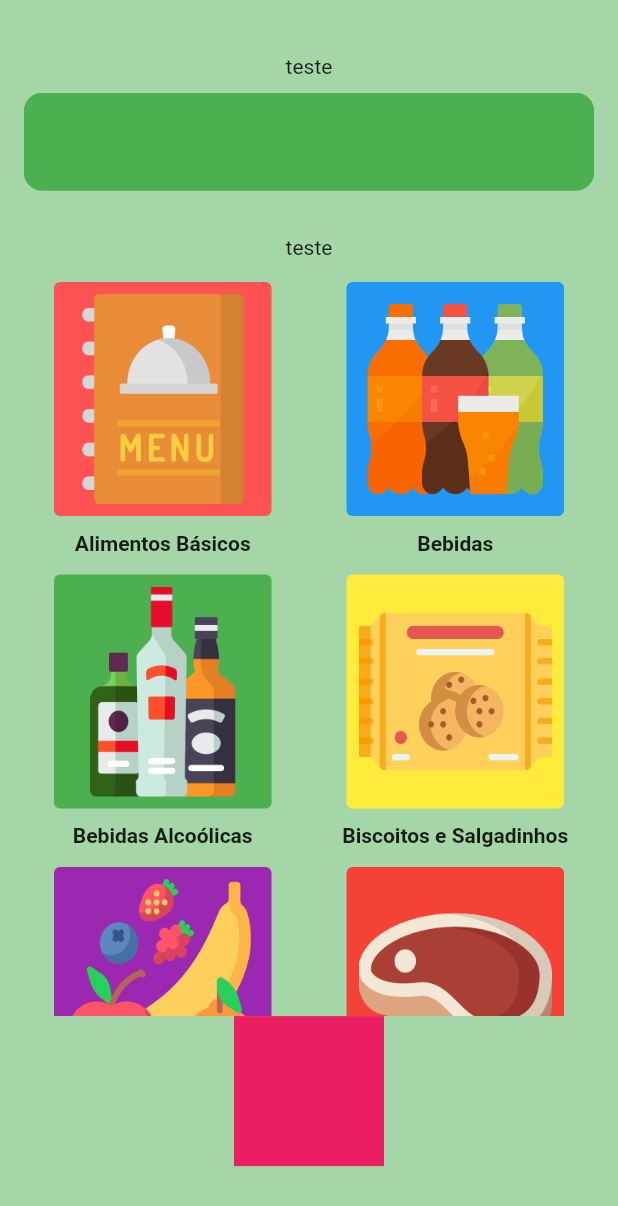
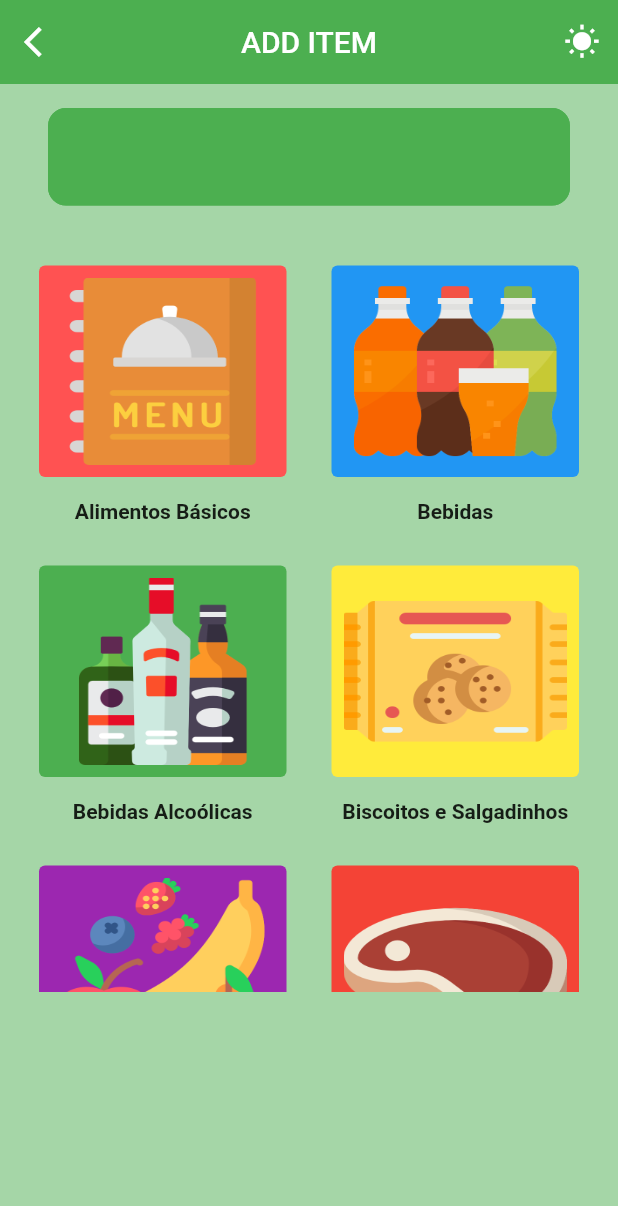
Before and after one commit to Emanuel-DSC/QuickGrid, a Flutter app: the FinalListPage screen opened by its route, after a tap on the "add" icon, on a phone screen of 412 x 824 dp. Shown: the top 1206 px of the screen. Run offline on Flutter 3.47's test engine with Material 2 defaults, Android fonts, the light colour scheme and no system bars; our stand-ins replace get_storage, google_fonts, shared_preferences, swipe_to; accounts and stored records are empty.

Commit message:
UI - APP Bar

```diff
--- a/lib/lists.dart
+++ b/lib/constants/lists.dart
@@ -1,6 +1,7 @@
 import 'package:flutter/material.dart';
 
-import 'models/category_item_model.dart';
+import '../models/category_item_model.dart';
+
 
 List<CategoryItem> listaAlimentosBasicos = [];
 List<CategoryItem> listaBebidas = [];
--- a/lib/constants/padding.dart
+++ b/lib/constants/padding.dart
@@ -1,3 +1,4 @@
+double kpadding5 = 5;
 double kpadding10 = 10;
 double kpadding20 = 20;
 double kpadding30 = 30;
--- a/lib/database/database.dart
+++ b/lib/database/database.dart
@@ -1,6 +1,6 @@
 import 'package:get_storage/get_storage.dart';
 
-import '../lists.dart';
+import '../constants/lists.dart';
 import '../models/category_item_model.dart';
 
 class DataBase {
--- a/lib/models/categories_model.dart
+++ b/lib/models/categories_model.dart
@@ -1,7 +1,6 @@
 // category_provider.dart
 import 'package:flutter/material.dart';
-import 'package:lista_mercado/lists.dart';
-import 'package:lista_mercado/pages/final_list_page.dart';
+import '../constants/lists.dart';
 import '../database/database.dart';
 import '../pages/category_page.dart';
 import '../widgets/my_alert_dialog.dart';
--- a/lib/models/category_item_model.dart
+++ b/lib/models/category_item_model.dart
@@ -1,7 +1,7 @@
 import 'package:flutter/material.dart';
 
+import '../constants/lists.dart';
 import '../database/database.dart';
-import '../lists.dart';
 
 class CategoryItem extends ChangeNotifier {
   final String name;
--- a/lib/pages/add_item_page.dart
+++ b/lib/pages/add_item_page.dart
@@ -2,9 +2,13 @@
 import 'package:flutter/material.dart';
 import 'package:lista_mercado/models/categories_model.dart';
 import 'package:lista_mercado/pages/home_page.dart';
+import 'package:lista_mercado/themes/models/theme_models.dart';
+import 'package:lista_mercado/widgets/my_app_bar_widget.dart';
+import 'package:provider/provider.dart';
+import '../constants/lists.dart';
 import '../constants/padding.dart';
-import '../lists.dart';
 import '../widgets/categories_card_widget.dart';
+import '../widgets/my_bottom_nav_bar_widget.dart';
 import '../widgets/my_textfield_widget.dart';
 
 class AddItem extends StatefulWidget {
@@ -22,33 +26,33 @@ class _AddItemState extends State<AddItem> {
 
   @override
   Widget build(BuildContext context) {
+    return Consumer<ThemeProvider>(
+      builder: (context, ThemeProvider themeNotifier, child) {
         return Scaffold(
           backgroundColor: Theme.of(context).colorScheme.background,
+          appBar: MyAppBar(themeNotifier: themeNotifier, icon: Icons.arrow_back_ios, title: 'add item'.toUpperCase(),),
           body: Padding(
             padding: const EdgeInsets.all(16.0),
             child: SingleChildScrollView(
               child: Column(
-            mainAxisAlignment: MainAxisAlignment.start,
                 children: [
-              SizedBox(height: kpadding20),
-              const Text('teste'),
-              SizedBox(height: kpadding10),
-              TextFieldWidget(
+                  Padding(
+                    padding: const EdgeInsets.symmetric(horizontal: 16.0),
+                    child: TextFieldWidget(
                       controller: controller,
                       keyboardType: TextInputType.name,
                       hintText: 'Nome do produto',
                     ),
+                  ),
                   SizedBox(height: kpadding30),
-              const Text('teste'),
-              SizedBox(height: kpadding10),
                   SizedBox(
                     height: MediaQuery.of(context).size.height * 0.6,
                     width: MediaQuery.of(context).size.width,
                     child: GridView.builder(
                         gridDelegate:
                             const SliverGridDelegateWithMaxCrossAxisExtent(
-                            maxCrossAxisExtent: 300,
-                            mainAxisSpacing: 10,
+                                maxCrossAxisExtent: 320,
+                                mainAxisSpacing: 15,
                                 crossAxisSpacing: 10),
                         itemCount: categorias.length,
                         itemBuilder: (BuildContext context, int index) {
@@ -71,23 +75,13 @@ class _AddItemState extends State<AddItem> {
                           );
                         }),
                   ),
-              GestureDetector(
-                onTap: () => Navigator.push(
-                  context,
-                  MaterialPageRoute(
-                    builder: (_) => const HomePage(),
-                  ),
-                ),
-                child: Container(
-                  height: 100,
-                  width: 100,
-                  color: Colors.pink,
-                ),
-              ),
+                  SizedBox(height: kpadding20),
                 ],
               ),
             ),
           ),
         );
+      },
+    );
   }
 }
--- a/lib/pages/category_page.dart
+++ b/lib/pages/category_page.dart
@@ -2,8 +2,8 @@
 import 'package:flutter/material.dart';
 import 'package:provider/provider.dart';
 
+import '../constants/lists.dart';
 import '../database/database.dart';
-import '../lists.dart';
 import '../models/categories_model.dart';
 import '../models/category_item_model.dart';
 import '../widgets/item_card_widget.dart';
--- a/lib/pages/final_list_page.dart
+++ b/lib/pages/final_list_page.dart
@@ -1,10 +1,9 @@
 import 'package:flutter/material.dart';
-import 'package:lista_mercado/lists.dart';
 import 'package:lista_mercado/models/categories_model.dart';
 import 'package:lista_mercado/widgets/item_card_final_list_widget.dart';
 import 'package:lista_mercado/widgets/my_app_bar_widget.dart';
-import 'package:lista_mercado/widgets/my_fab.dart';
 import 'package:provider/provider.dart';
+import '../constants/lists.dart';
 import '../themes/models/theme_models.dart';
 import '../widgets/my_bottom_nav_bar_widget.dart';
 
@@ -21,7 +20,7 @@ class _FinalListPageState extends State<FinalListPage> {
     final themeNotifier = Provider.of<ThemeProvider>(context);
 
     return Scaffold(
-      appBar: MyAppBar(themeNotifier: themeNotifier),
+      appBar: MyAppBar(themeNotifier: themeNotifier, icon: null, title: 'lista final'.toUpperCase(),),
       body: listaFinal.isEmpty
           ? const Center(
               child: Text('Nenhum item concluído'),
--- a/lib/pages/home_page.dart
+++ b/lib/pages/home_page.dart
@@ -1,6 +1,6 @@
 import 'package:flutter/material.dart';
 import 'package:provider/provider.dart';
-import '../lists.dart';
+import '../constants/lists.dart';
 import '../models/categories_model.dart';
 import '../themes/models/theme_models.dart';
 import '../widgets/categories_card_widget.dart';
@@ -23,7 +23,7 @@ class MyHomePageState extends State<HomePage> {
       return Scaffold(
           floatingActionButtonLocation:
               FloatingActionButtonLocation.centerDocked,
-          appBar: MyAppBar(themeNotifier: themeNotifier),
+          appBar: MyAppBar(themeNotifier: themeNotifier, icon: null, title: 'home'.toUpperCase(),),
           body: Padding(
             padding: const EdgeInsets.all(8.0),
             child: GridView.builder(
--- a/lib/widgets/categories_card_widget.dart
+++ b/lib/widgets/categories_card_widget.dart
@@ -25,11 +25,11 @@ class CategoriesCard extends StatelessWidget {
             Card(
               color: colors,
               elevation: 0,
-              margin: const EdgeInsets.only(left: 20.0, right: 20.0, top: 5.0),
+              margin: const EdgeInsets.all(10),
               child: Padding(
                 padding: const EdgeInsets.all(8.0),
                 child: Container(
-                  height: 140,
+                  height: 125,
                   width: double.infinity,
                   decoration: BoxDecoration(
                       borderRadius: BorderRadius.circular(10.0),
@@ -38,7 +38,7 @@ class CategoriesCard extends StatelessWidget {
                 ),
               ),
             ),
-            SizedBox(height: kpadding10,),
+            SizedBox(height: kpadding5),
              Text(text,
             textAlign: TextAlign.center,
             style: const TextStyle(fontWeight: FontWeight.w700,
--- a/lib/widgets/my_app_bar_widget.dart
+++ b/lib/widgets/my_app_bar_widget.dart
@@ -1,11 +1,14 @@
 import 'package:flutter/material.dart';
+import 'package:lista_mercado/pages/home_page.dart';
 
 import '../themes/models/theme_models.dart';
 
 class MyAppBar extends StatelessWidget implements PreferredSizeWidget {
   final ThemeProvider themeNotifier;
+  final IconData? icon;
+  final String title;
 
-  const MyAppBar({super.key, required this.themeNotifier});
+  const MyAppBar({super.key, required this.themeNotifier, required this.icon, required this.title});
 
   @override
   Size get preferredSize => const Size.fromHeight(kToolbarHeight);
@@ -14,10 +17,16 @@ class MyAppBar extends StatelessWidget implements PreferredSizeWidget {
   Widget build(BuildContext context) {
     return AppBar(
       elevation: 0,
-      title: Text(themeNotifier.isDark ? "Dark Mode" : "Light Mode"),
+      title: Text(title),
+      centerTitle: true,
+      leading: GestureDetector(
+          onTap: () => Navigator.push(context,
+              MaterialPageRoute(builder: (context) => const HomePage())),
+          child: Icon(icon)),
       actions: [
         IconButton(
-          icon: Icon(themeNotifier.isDark ? Icons.nightlight_round : Icons.wb_sunny),
+          icon: Icon(
+              themeNotifier.isDark ? Icons.nightlight_round : Icons.wb_sunny),
           onPressed: () {
             themeNotifier.isDark = !themeNotifier.isDark;
           },
```
Lines whose indentation alone changed are shown as unchanged.
